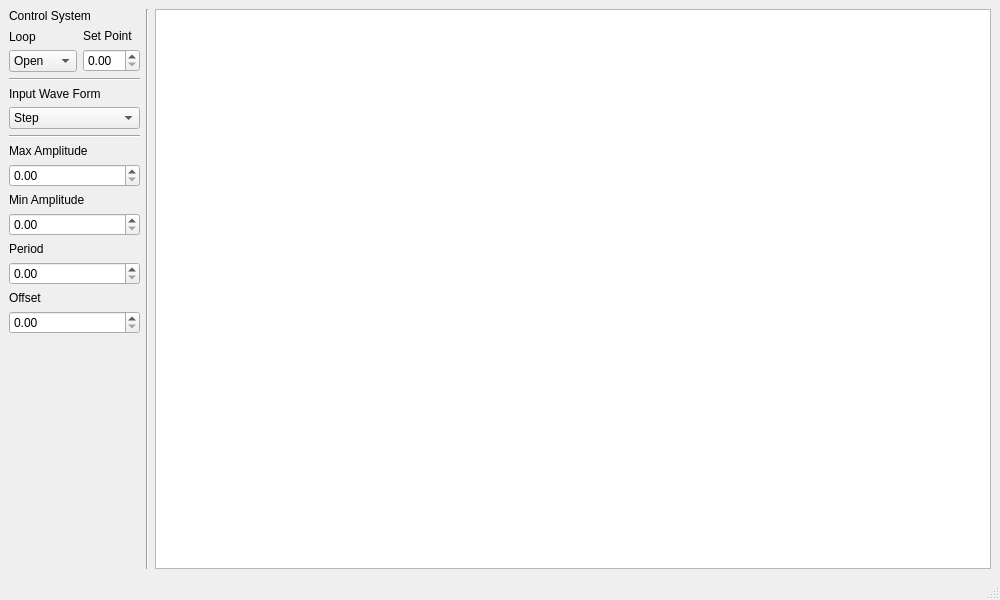
This is qtui/mainWindow.ui in martinsallandm/websocketcontrol as Qt 5 draws it before an edit. The edited form follows.
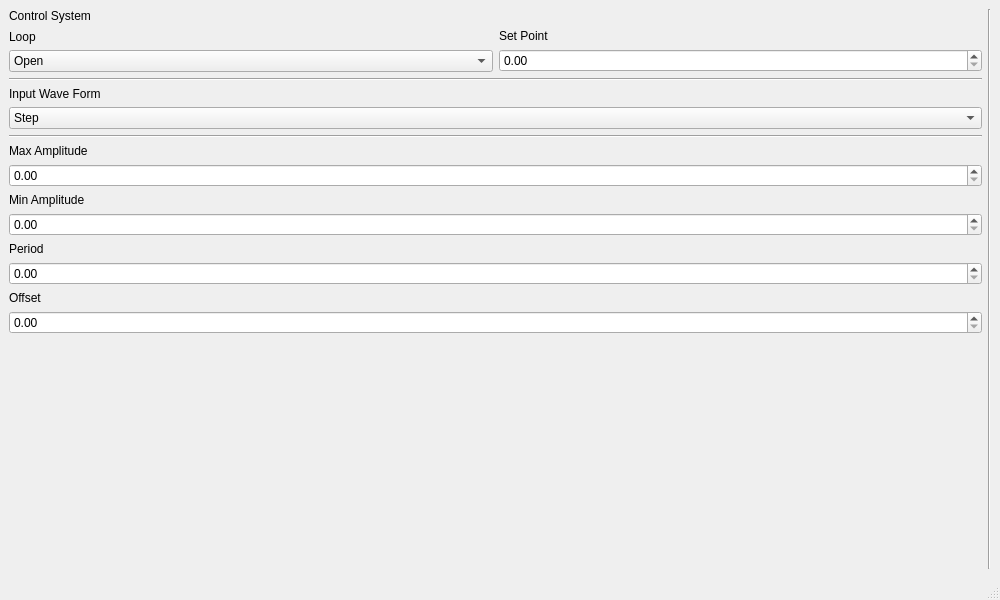
This is the edited form.

Diff of the .ui file:
```diff
--- a/qtui/mainWindow.ui
+++ b/qtui/mainWindow.ui
@@ -13,27 +13,25 @@
   <property name="windowTitle">
    <string>MainWindow</string>
   </property>
-  <widget class="QWidget" name="centralwidget">
-   <layout class="QHBoxLayout" name="horizontalLayout_2">
-    <item>
+  <widget class="QWidget" name="centralWidget">
      <layout class="QHBoxLayout" name="horizontalLayout">
       <item>
-       <layout class="QVBoxLayout" name="verticalLayout_9">
+     <layout class="QVBoxLayout" name="formLayout" stretch="0,0,0,0,0,0,0">
         <item>
-         <layout class="QVBoxLayout" name="verticalLayout_5">
+       <layout class="QVBoxLayout" name="verticalLayoutControl">
           <item>
-           <widget class="QLabel" name="label">
+         <widget class="QLabel" name="labelControlSystem">
             <property name="text">
              <string>Control System</string>
             </property>
            </widget>
           </item>
           <item>
-           <layout class="QHBoxLayout" name="horizontalLayout_6">
+         <layout class="QHBoxLayout" name="horizontalLayoutControl">
             <item>
-             <layout class="QVBoxLayout" name="verticalLayout_3">
+           <layout class="QVBoxLayout" name="verticalLayout_2">
               <item>
-               <widget class="QLabel" name="label_2">
+             <widget class="QLabel" name="labelLoop">
                 <property name="text">
                  <string>Loop</string>
                 </property>
@@ -56,9 +54,9 @@
              </layout>
             </item>
             <item>
-             <layout class="QVBoxLayout" name="verticalLayout_2">
+           <layout class="QVBoxLayout" name="verticalLayout_1">
               <item>
-               <widget class="QLabel" name="label_3">
+             <widget class="QLabel" name="labelSetPoint">
                 <property name="text">
                  <string>Set Point</string>
                 </property>
@@ -126,9 +124,9 @@
         <item>
          <layout class="QVBoxLayout" name="verticalLayout_8">
           <item>
-           <layout class="QVBoxLayout" name="verticalLayout">
+         <layout class="QVBoxLayout" name="verticalLayout_3">
             <item>
-             <widget class="QLabel" name="label_7">
+           <widget class="QLabel" name="labelMaxAmplitude">
               <property name="text">
                <string>Max Amplitude</string>
               </property>
@@ -154,9 +152,9 @@
            </layout>
           </item>
           <item>
-           <layout class="QVBoxLayout" name="verticalLayout_6">
+         <layout class="QVBoxLayout" name="verticalLayout_5">
             <item>
-             <widget class="QLabel" name="label_8">
+           <widget class="QLabel" name="labelPeriod">
               <property name="text">
                <string>Period</string>
               </property>
@@ -168,9 +166,9 @@
            </layout>
           </item>
           <item>
-           <layout class="QVBoxLayout" name="verticalLayout_7">
+         <layout class="QVBoxLayout" name="verticalLayout_6">
             <item>
-             <widget class="QLabel" name="label_9">
+           <widget class="QLabel" name="labelOffset">
               <property name="text">
                <string>Offset</string>
               </property>
@@ -206,8 +204,10 @@
        </widget>
       </item>
       <item>
-       <widget class="QGraphicsView" name="graphicsView"/>
-      </item>
+     <layout class="QHBoxLayout" name="graphWidgetLayout" stretch="">
+      <property name="leftMargin">
+       <number>0</number>
+      </property>
      </layout>
     </item>
    </layout>
```
Left out of the diff: 12 changed lines with no effect on the pictures. Lines whose indentation alone changed are shown as unchanged.
